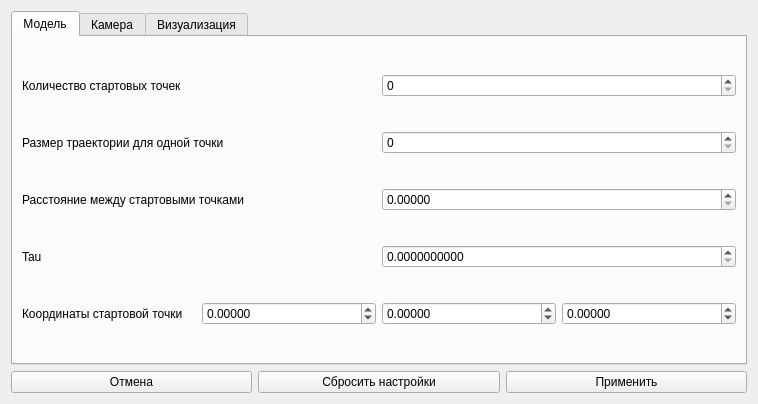
First picture: the form in src/formPreferences.ui, repository chaoticsyst/dynsys, before the edit.
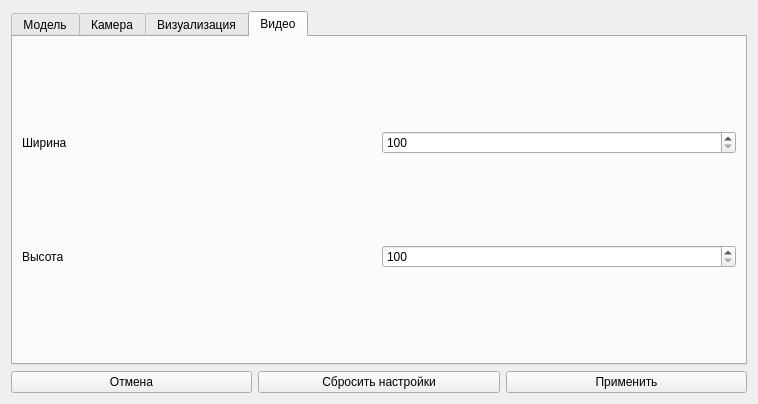
Second picture: the form after the edit. The open tabs and pages were chosen to show the change.

Commit message: add video preferences

What changed in the file:
```diff
--- a/src/formPreferences.ui
+++ b/src/formPreferences.ui
@@ -344,6 +344,61 @@
        </item>
       </layout>
      </widget>
+     <widget class="QWidget" name="tabVideo">
+      <attribute name="title">
+       <string>Видео</string>
+      </attribute>
+      <layout class="QGridLayout" name="gridLayout_7">
+       <item row="1" column="0">
+        <layout class="QHBoxLayout" name="horizontalLayout_14">
+         <item>
+          <widget class="QLabel" name="videoHeightLabel">
+           <property name="text">
+            <string>Высота</string>
+           </property>
+          </widget>
+         </item>
+         <item>
+          <widget class="QSpinBox" name="videoHeightValue">
+           <property name="minimum">
+            <number>100</number>
+           </property>
+           <property name="maximum">
+            <number>2160</number>
+           </property>
+           <property name="value">
+            <number>100</number>
+           </property>
+          </widget>
+         </item>
+        </layout>
+       </item>
+       <item row="0" column="0">
+        <layout class="QHBoxLayout" name="horizontalLayout_12">
+         <item>
+          <widget class="QLabel" name="videoWidthLabel">
+           <property name="text">
+            <string>Ширина</string>
+           </property>
+          </widget>
+         </item>
+         <item>
+          <widget class="QSpinBox" name="videoWidthValue">
+           <property name="minimum">
+            <number>100</number>
+           </property>
+           <property name="maximum">
+            <number>4096</number>
+           </property>
+           <property name="value">
+            <number>100</number>
+           </property>
+          </widget>
+         </item>
+        </layout>
+       </item>
+      </layout>
+     </widget>
     </widget>
    </item>
   </layout>
```
Left out of the diff: 2 changed lines with no effect on the pictures. The commit also changes 1 other file.
